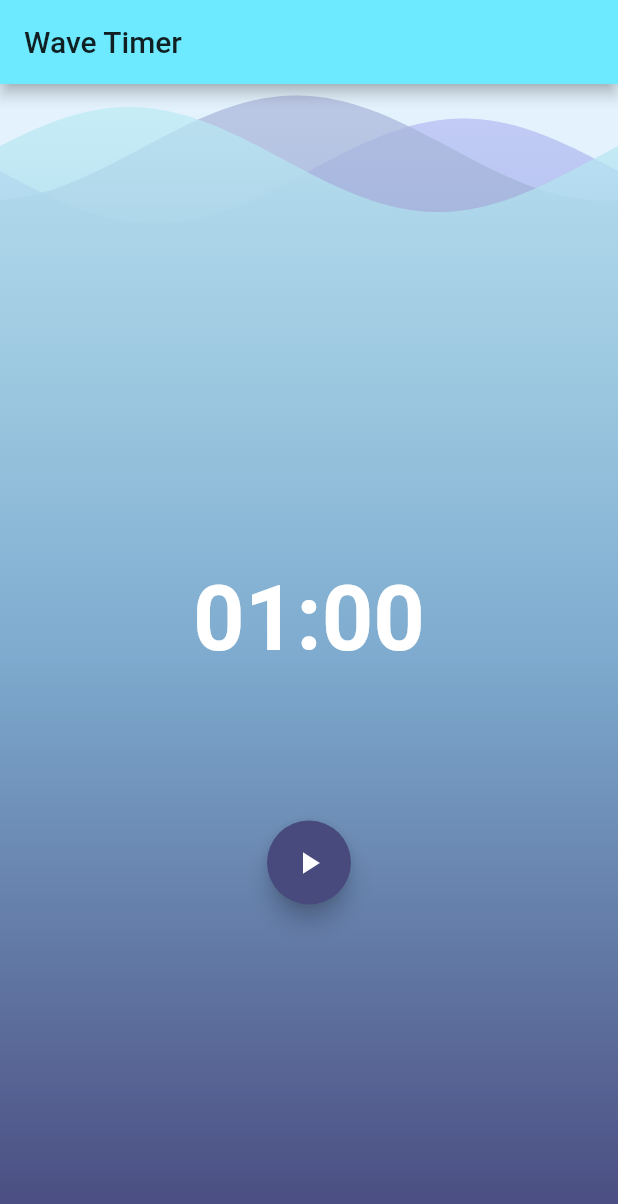
After one commit to ArlanchikDrey/BLoC, a Flutter app: the screen it shows after launch, after a tap on the "play arrow" icon, after a tap on the "pause" icon, after a tap on the "replay" icon, on a phone screen of 412 x 824 dp. The commit adds this screen. Shown: the top 1204 px of the screen. Run offline on Flutter 3.47's test engine with Material 2 defaults, Android fonts, the phone set to English and light mode, and no system bars; drawn by our look-alikes of wave; our stand-ins replace bloc, equatable, flutter_bloc; network calls fail.

Commit message:
added timer example

```diff
--- a/lib/main.dart
+++ b/lib/main.dart
@@ -1,26 +1,52 @@
+import 'dart:async';
 import 'package:bloc_pattern/widgets/listview/MyList.dart';
 import 'package:bloc_pattern/widgets/moredetails/DetailSecond.dart';
 import 'package:bloc_pattern/widgets/moredetails/DetailWidget.dart';
 import 'package:bloc_pattern/widgets/moredetails/MoreAbout.dart';
 import 'package:flutter/material.dart';
+import 'package:flutter_bloc/flutter_bloc.dart';
+import 'timer_module/bloc/timer_bloc.dart';
+import 'timer_module/ticker.dart';
+import 'timer_module/widgets/timer.dart';
 
-void main() => runApp(MaterialApp(
-  debugShowCheckedModeBanner: false,
-  initialRoute: '/',
-  routes: {
-  '/': (BuildContext context) => MyList(),
-    '/second': (BuildContext context) => DetailWidget(),
-    '/third': (BuildContext context) => DetailSecond(),
-    '/fourth': (BuildContext context) => MoreAbout()
-  },
-  onGenerateRoute: (routeSettings) {
-    var path = routeSettings.name.split('/');
+void main() => runApp(MyApp()
+  //MaterialApp(
+  //  debugShowCheckedModeBanner: false,
+  //  initialRoute: '/',
+  //  routes: {
+  //    '/': (BuildContext context) => MyList(),
+  //    '/second': (BuildContext context) => DetailWidget(),
+  //    '/third': (BuildContext context) => DetailSecond(),
+  //    '/fourth': (BuildContext context) => MoreAbout()
+  //  },
+  //  onGenerateRoute: (routeSettings) {
+  //    var path = routeSettings.name.split('/');
+  //
+  //    if(path[1] == 'second'){
+  //      return MaterialPageRoute(
+  //        builder: (context) => DetailWidget(counts:path[2]),
+  //        settings: routeSettings);
+  //    }
+  //  },
+  //)
+);
 
-  if(path[1] == 'second'){
-      return MaterialPageRoute(
-       builder: (context) => DetailWidget(counts:path[2]),
-       settings: routeSettings);
-    }
-  },
-  //home: null,
-));
+class MyApp extends StatelessWidget{
+  @override
+  Widget build(BuildContext context) {
+    return MaterialApp(
+      debugShowCheckedModeBanner: false,
+      theme: ThemeData(
+        primaryColor: Color.fromRGBO(109, 234, 255, 1),
+        accentColor: Color.fromRGBO(72, 74, 126, 1),
+        brightness: Brightness.dark
+      ),
+      title: 'Wave Timer',
+      home: BlocProvider(
+        create: (context) => TimerBloc(ticker: Ticker()),
+        child: Timer(),
+      ),
+    );
+  }
+
+}
--- /dev/null
+++ b/lib/timer_module/bloc/timer_bloc.dart
@@ -0,0 +1,104 @@
+import 'dart:async';
+import 'package:bloc/bloc.dart';
+import 'package:meta/meta.dart';
+import '../ticker.dart';
+import 'timer_event.dart';
+import 'timer_state.dart';
+
+class TimerBloc extends Bloc<TimerEvent, TimerState> {
+  final Ticker _ticker;
+  final int _duration = 60;
+
+  StreamSubscription<int> _tickerSubscription;
+
+  TimerBloc({@required Ticker ticker})
+      : assert(ticker != null),
+        _ticker = ticker;
+
+  //In this case, we want TimerBloc to start in the Ready state with a specified duration of 1 minute (60 seconds).
+  @override
+  TimerState get initialState => Ready(_duration); // TODO: implement initialState;
+
+  @override
+  Stream<TimerState> mapEventToState(
+    TimerEvent event,
+  ) async* {
+    if (event is Start) {
+      yield* _mapStartToState(event);
+    }else if (event is Pause) {
+      yield* _mapPauseToState(event);
+    }else if (event is Resume) {
+      yield* _mapResumeToState(event);
+    }else if (event is Reset) {
+      yield* _mapResetToState(event);
+    }else if (event is Tick) {
+      yield* _mapTickToState(event);
+    }
+  }
+
+  /***
+   * If TimerBloc receives the Start event,
+   * It converts the state to Running with the original duration.
+   * Also, if there was already an open _tickerSubscription, we need to cancel it to free up memory.
+   * We also need to redefine our TimerBloc's close method so that we can cancel _tickerSubscription
+   * when TimerBloc is closed. Finally, we listen to the _ticker.tick stream and on each tick
+   * we add a Tick event with the remaining duration.
+   */
+  Stream<TimerState> _mapStartToState(Start start) async* {
+     yield Running(start.duration);
+    _tickerSubscription?.cancel();
+    _tickerSubscription = _ticker
+        .tick(ticks: start.duration)
+        .listen((duration) => add(Tick(duration: duration)));
+  }
+
+  /***
+   * Every time a Tick event is received,
+   * if the tick duration is greater than 0,
+   * we need to set the updated Running state with a new duration.
+   * Otherwise, if the tick duration is 0, our timer has ended and we need to go to the Finished state.
+   */
+  Stream<TimerState> _mapTickToState(Tick tick) async* {
+    yield tick.duration > 0 ? Running(tick.duration) : Finished();
+  }
+
+  /***
+   * In _mapPauseToState,
+   * if the state of our TimerBloc is Running,
+   * then we can pause _tickerSubscription and
+   * set the Paused state with the current timer duration.
+   */
+  Stream<TimerState> _mapPauseToState(Pause pause) async* {
+    if (state is Running) {
+      _tickerSubscription?.pause();
+      yield Paused(state.duration);
+    }
+  }
+
+  /**
+   * The Resume event handler is very similar to the Pause event handler.
+   * If TimerBloc has state Paused and it receives the Resume event,
+   * it resumes _tickerSubscription and sets the Running state with the current duration.
+   */
+  Stream<TimerState> _mapResumeToState(Resume resume) async* {
+    if (state is Paused) {
+      _tickerSubscription?.resume();
+      yield Running(state.duration);
+    }
+  }
+
+  /***
+   * If TimerBloc receives a Reset event, it needs to cancel the current _tickerSubscription
+   * so that It is not notified of any additional ticks and set the Ready s
+   */
+  Stream<TimerState> _mapResetToState(Reset reset) async* {
+    _tickerSubscription?.cancel();
+    yield Ready(_duration);
+  }
+
+  @override
+  Future<void> close() {
+    _tickerSubscription?.cancel();
+    return super.close();
+  }
+}
--- /dev/null
+++ b/lib/timer_module/bloc/timer_event.dart
@@ -0,0 +1,43 @@
+import 'package:equatable/equatable.dart';
+import 'package:meta/meta.dart';
+/**
+ *Our TimerBloc should know how to handle the following events:
+  Start-notifies TimerBloc that the timer should be started.
+  Pause-notifies TimerBloc that the timer should be paused.
+  Resume-notifies TimerBloc that the timer should be resumed.
+  Reset-tells TimerBloc that the timer should be reset to its original state.
+  Tick-informs TimerBloc that a tick has occurred and that It needs to update its state accordingly.
+ */
+abstract class TimerEvent extends Equatable {
+  const TimerEvent();
+
+  @override
+  List<Object> get props => [];
+}
+
+class Start extends TimerEvent {
+  final int duration;
+
+  const Start({@required this.duration});
+
+  @override
+  String toString() => "Start { duration: $duration }";
+}
+
+class Pause extends TimerEvent {}
+
+class Resume extends TimerEvent {}
+
+class Reset extends TimerEvent {}
+
+class Tick extends TimerEvent {
+  final int duration;
+
+  const Tick({@required this.duration});
+
+  @override
+  List<Object> get props => [duration];
+
+  @override
+  String toString() => "Tick { duration: $duration }";
+}
--- /dev/null
+++ b/lib/timer_module/bloc/timer_state.dart
@@ -0,0 +1,48 @@
+import 'package:equatable/equatable.dart';
+
+/**
+ * Note that all TimerStates extend the abstract base class TimerState,
+ * which has a duration property.
+ * This is because no matter what state our TimerBloc is in, we want to know how much time is left.
+ */
+
+abstract class TimerState extends Equatable {
+  final int duration;
+
+  const TimerState(this.duration);
+
+  @override
+  List<Object> get props => [duration];
+}
+
+/**
+ *each of these States will affect what the user sees. For example:
+  if the state is Ready, the user can start the timer.
+  if the state is Running, the user can pause or reset the timer, and see the remaining duration.
+  if the state is Paused, the user can resume or reset the timer.
+  if the state is Finished, the user can reset the timer.
+ */
+class Ready extends TimerState {
+  const Ready(int duration) : super(duration);
+
+  @override
+  String toString() => 'Ready { duration: $duration }';
+}
+
+class Paused extends TimerState {
+  const Paused(int duration) : super(duration);
+
+  @override
+  String toString() => 'Paused { duration: $duration }';
+}
+
+class Running extends TimerState {
+  const Running(int duration) : super(duration);
+
+  @override
+  String toString() => 'Running { duration: $duration }';
+}
+
+class Finished extends TimerState {
+  const Finished() : super(0);
+}
--- /dev/null
+++ b/lib/timer_module/ticker.dart
@@ -0,0 +1,9 @@
+//All our Ticker class does is provide a tick function that takes the desired number
+//of ticks (seconds)
+//and returns a stream that generates the remaining seconds every second.
+class Ticker {
+  Stream<int> tick({int ticks}) {
+    return Stream.periodic(Duration(seconds: 1), (x) => ticks - x - 1)
+        .take(ticks);
+  }
+}
--- /dev/null
+++ b/lib/timer_module/widgets/timer.dart
@@ -0,0 +1,150 @@
+import 'package:bloc_pattern/timer_module/bloc/timer_bloc.dart';
+import 'package:bloc_pattern/timer_module/bloc/timer_event.dart';
+import 'package:bloc_pattern/timer_module/bloc/timer_state.dart';
+import 'package:flutter/material.dart';
+import 'package:flutter_bloc/flutter_bloc.dart';
+import 'package:wave/config.dart';
+import 'package:wave/wave.dart';
+
+class Timer extends StatelessWidget{
+
+  static const TextStyle timerTextStyle = TextStyle(
+    fontSize: 60,
+    fontWeight: FontWeight.bold,
+  );
+
+  @override
+  Widget build(BuildContext context) {
+    return Scaffold(
+      appBar: AppBar(title: Text('Wave Timer')),
+      body: Stack(
+        children: [
+          Background(),
+          Column(
+            mainAxisAlignment: MainAxisAlignment.center,
+            crossAxisAlignment: CrossAxisAlignment.center,
+            children: <Widget>[
+          Padding(
+            padding: EdgeInsets.symmetric(vertical: 100.0),
+            child: Center(
+              child: BlocBuilder<TimerBloc, TimerState>(
+                builder: (context, state) {
+                  final String minutesStr = ((state.duration / 60) % 60)
+                          .floor()
+                          .toString()
+                          .padLeft(2,'0');
+                  final String secondsStr =
+                      (state.duration % 60).floor().toString().padLeft(2, '0');
+                  return Text(
+                    '$minutesStr:$secondsStr',
+                    style: timerTextStyle,
+                  );
+                },
+              ),
+            ),
+          ),
+          BlocBuilder<TimerBloc, TimerState>(
+            condition: (previousState, state) => state.runtimeType != previousState.runtimeType,
+            builder: (context, state) => Actions()
+          ),
+        ],
+      ),
+        ]));
+  }
+
+}
+
+class Actions extends StatelessWidget{
+  @override
+  Widget build(BuildContext context) {
+    return Row(
+      mainAxisAlignment: MainAxisAlignment.spaceEvenly,
+      children: _mapStateToActionButtons(
+        timerBloc: BlocProvider.of<TimerBloc>(context),
+      ),
+    );
+  }
+
+
+  List<Widget> _mapStateToActionButtons({
+    TimerBloc timerBloc,
+  }){
+    final TimerState currentState = timerBloc.state;
+    if(currentState is Ready){
+      return [
+        FloatingActionButton(
+          child: Icon(Icons.play_arrow),
+          onPressed:  () =>
+            timerBloc.add(Start(duration: currentState.duration)),
+        ),
+      ];
+    }
+    if (currentState is Running) {
+      return [
+        FloatingActionButton(
+          child: Icon(Icons.pause),
+          onPressed: () => timerBloc.add(Pause()),
+        ),
+        FloatingActionButton(
+          child: Icon(Icons.replay),
+          onPressed: () => timerBloc.add(Reset()),
+        ),
+      ];
+    }
+    if (currentState is Paused) {
+      return [
+        FloatingActionButton(
+          child: Icon(Icons.play_arrow),
+          onPressed: () => timerBloc.add(Resume()),
+        ),
+        FloatingActionButton(
+          child: Icon(Icons.replay),
+          onPressed: () => timerBloc.add(Reset()),
+        ),
+      ];
+    }
+    if (currentState is Finished) {
+      return [
+        FloatingActionButton(
+          child: Icon(Icons.replay),
+          onPressed: () => timerBloc.add(Reset()),
+        ),
+      ];
+    }
+    return [];
+  }
+}
+
+class Background extends StatelessWidget {
+  @override
+  Widget build(BuildContext context) {
+    return WaveWidget(
+      config: CustomConfig(
+        gradients: [
+          [
+            Color.fromRGBO(72, 74, 126, 1),
+            Color.fromRGBO(125, 170, 206, 1),
+            Color.fromRGBO(184, 189, 245, 0.7)
+          ],
+          [
+            Color.fromRGBO(72, 74, 126, 1),
+            Color.fromRGBO(125, 170, 206, 1),
+            Color.fromRGBO(172, 182, 219, 0.7)
+          ],
+          [
+            Color.fromRGBO(72, 73, 126, 1),
+            Color.fromRGBO(125, 170, 206, 1),
+            Color.fromRGBO(190, 238, 246, 0.7)
+          ],
+        ],
+        durations: [19440, 10800, 6000],
+        heightPercentages: [0.03, 0.01, 0.02],
+        gradientBegin: Alignment.bottomCenter,
+        gradientEnd: Alignment.topCenter,
+      ),
+      size: Size(double.infinity, double.infinity),
+      waveAmplitude: 25,
+      backgroundColor: Colors.blue[50],
+    );
+  }
+}
--- a/pubspec.yaml
+++ b/pubspec.yaml
@@ -13,8 +13,7 @@ dependencies:
   meta: ^1.1.6
   equatable: ^1.0.0
   http: ^0.12.0
-  bloc: ^3.0.0
-  flutter_bloc: ^3.2.0
+  flutter_bloc: ^4.0.0
   flutter_webview_plugin: ^0.3.7
   easy_localization: ^1.3.1
   wave: ^0.0.8
```
Also changed, not shown: pubspec.lock.
